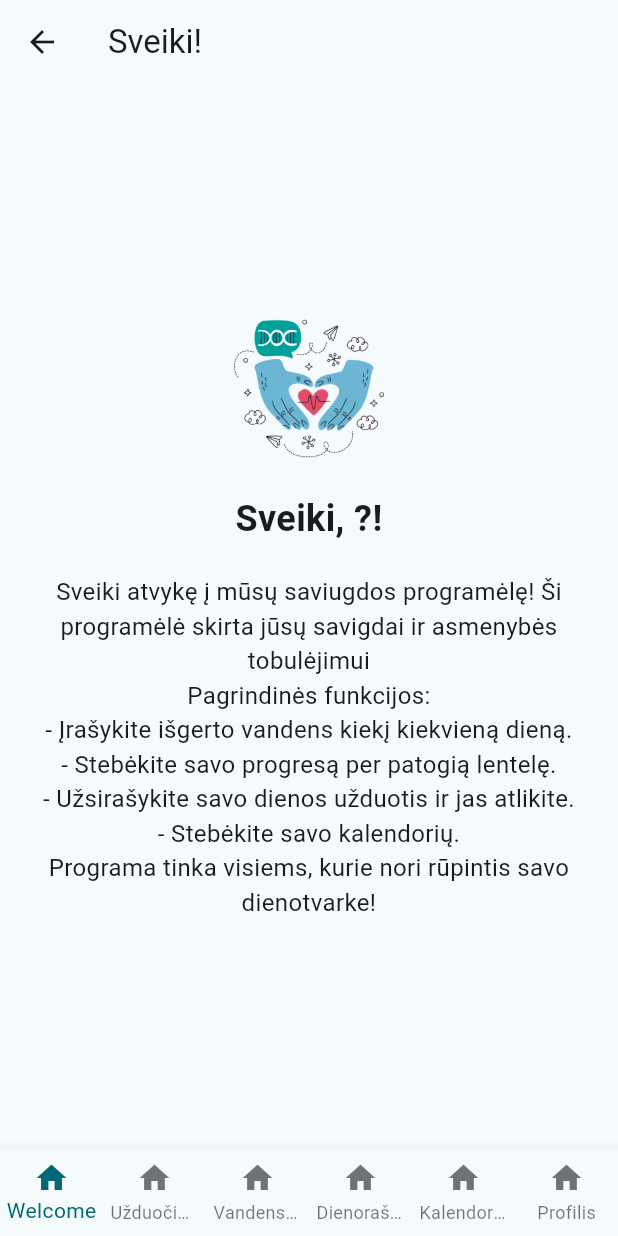
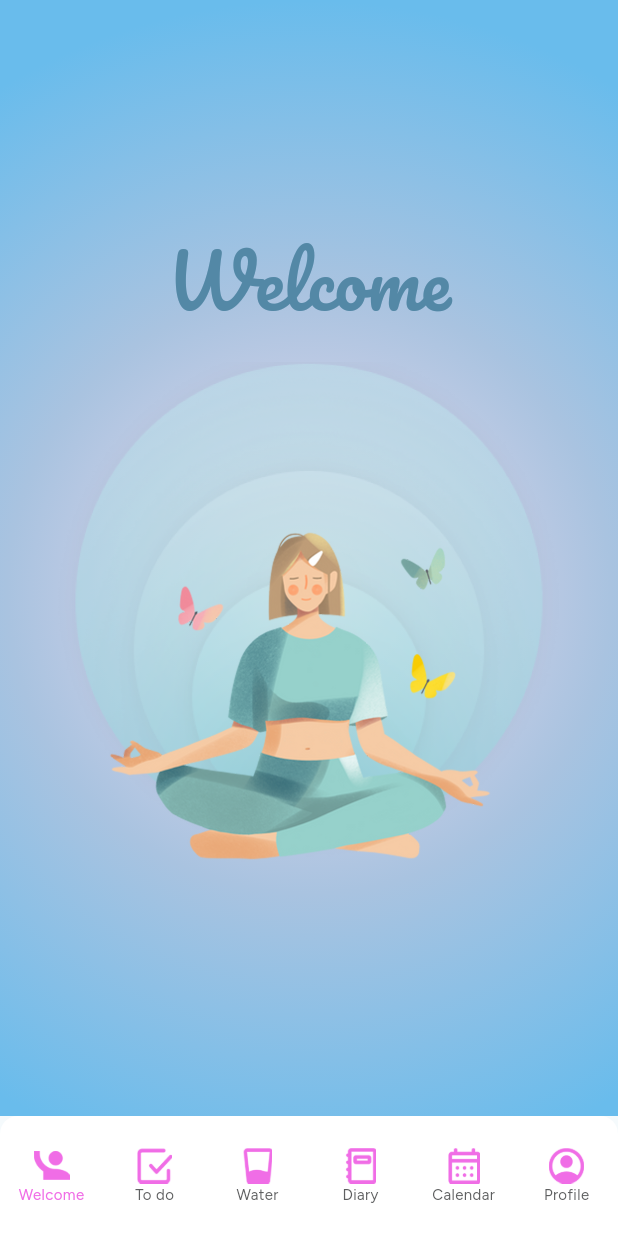
Before and after one commit to PukisCarol/KenGuRuu, a Flutter app: the NavigationBarApp screen opened directly, on a phone screen of 412 x 824 dp. Run offline on Flutter 3.47's test engine with Material 3 defaults, Android fonts, the phone set to English and light mode, and no system bars; drawn by our look-alikes of calendar_view; our stand-ins replace cloud_firestore, firebase_auth, firebase_core, fluttertoast, google_fonts, table_calendar; accounts and stored records are empty.

Commit message:
Welcome ir navigation bar dizainas

```diff
--- a/lib/NavigationBar.dart
+++ b/lib/NavigationBar.dart
@@ -27,10 +27,9 @@ class _NavigationBarAppState extends State<NavigationBarApp> {
   }
 
   final List<Widget> _pages = [
-    //LogInPage(),
-    WelcomePage(title: 'Welcome', username: '?',),
-    ToDoListPage(title: 'Uzdtuoties sarasas'),
-    WaterTrackingPage(title: 'Vandens Sekimas'),
+    WelcomePage(title: 'Welcome', username: 'user'),
+    ToDoListPage(title: 'Užduočių sąrašas'),
+    WaterTrackingPage(title: 'Vandens sekimas'),
     DiaryPage(title: 'Dienoraštis'),
     CalendarPage(title: 'Kalendorius'),
     ProfilePage(title: 'Profilis'),
@@ -39,20 +38,61 @@ class _NavigationBarAppState extends State<NavigationBarApp> {
   @override
   Widget build(BuildContext context) {
     return Scaffold(
-      body: _pages[_selectedIndex],
-      bottomNavigationBar: BottomNavigationBar(
-        currentIndex: _selectedIndex,
-        onTap: _navigateBottomBar,
-        type: BottomNavigationBarType.fixed,
-        items: [
-          //BottomNavigationBarItem(icon: Icon(Icons.home), label: 'LogIn Langas'),
-          BottomNavigationBarItem(icon: Icon(Icons.home), label: 'Welcome'),
-          BottomNavigationBarItem(icon: Icon(Icons.home), label: 'Užduočių sąrašas'),
-          BottomNavigationBarItem(icon: Icon(Icons.home), label: 'Vandens sekimas'),
-          BottomNavigationBarItem(icon: Icon(Icons.home), label: 'Dienoraštis'),
-          BottomNavigationBarItem(icon: Icon(Icons.home), label: 'Kalendorius'),
-          BottomNavigationBarItem(icon: Icon(Icons.home), label: 'Profilis'),
+      body: Stack(
+        children: [
+          // Pagrindinis turinys
+          Container(
+            color: Colors.white,
+            child: IndexedStack(
+              index: _selectedIndex,
+              children: _pages,
+            ),
+          ),
         ],
+      ),
+      bottomNavigationBar: ClipRRect(
+        borderRadius: BorderRadius.vertical(top: Radius.circular(12.0)),
+        child: Container(
+          color: Colors.white,
+          height: 80, // Padidintas aukštis, kad tilptų turinys
+          child: BottomNavigationBar(
+            elevation: 0,
+            currentIndex: _selectedIndex,
+            onTap: _navigateBottomBar,
+            type: BottomNavigationBarType.fixed,
+            selectedItemColor: Color(0xFFF06DE6),
+            unselectedItemColor: Color(0xFF5E5F60),
+            backgroundColor: Colors.transparent,
+            selectedLabelStyle: TextStyle(fontFamily: 'Figtree', fontSize: 10),
+            unselectedLabelStyle: TextStyle(fontFamily: 'Figtree', fontSize: 10),
+            items: [
+              BottomNavigationBarItem(
+                icon: Image.asset('assets/Vector-5.png', width: 24, height: 24),
+                label: 'Welcome',
+              ),
+              BottomNavigationBarItem(
+                icon: Image.asset('assets/Vector-4.png', width: 24, height: 24),
+                label: 'To do',
+              ),
+              BottomNavigationBarItem(
+                icon: Image.asset('assets/Vector-3.png', width: 24, height: 24),
+                label: 'Water',
+              ),
+              BottomNavigationBarItem(
+                icon: Image.asset('assets/Vector-2.png', width: 24, height: 24),
+                label: 'Diary',
+              ),
+              BottomNavigationBarItem(
+                icon: Image.asset('assets/Vector-1.png', width: 24, height: 24),
+                label: 'Calendar',
+              ),
+              BottomNavigationBarItem(
+                icon: Image.asset('assets/Vector.png', width: 24, height: 24),
+                label: 'Profile',
+              ),
+            ],
+          ),
+        ),
       ),
     );
   }
--- a/lib/pages/ToDoListPage.dart
+++ b/lib/pages/ToDoListPage.dart
@@ -95,8 +95,7 @@ class _ToDoListPageState extends State<ToDoListPage> {
 
   @override
   Widget build(BuildContext context) {
-    return Scaffold(
-      body: Container(
+    return Container(
       decoration: BoxDecoration(
         gradient: LinearGradient(
           colors: [Colors.blue.shade100, Colors.blue.shade300],
@@ -151,21 +150,6 @@ class _ToDoListPageState extends State<ToDoListPage> {
           ],
         ),
       ),
-      ),
-      floatingActionButton: Container(
-        margin: EdgeInsets.only(bottom: 20, right: 10),
-        child: FloatingActionButton(
-          key: Key('add_task_button'),
-          onPressed: createNewTask,
-          backgroundColor: Colors.white.withOpacity(0.2),
-          child: Icon(Icons.add, color: Colors.blue),
-          elevation: 0,
-          shape: RoundedRectangleBorder(
-            borderRadius: BorderRadius.circular(30),
-          ),
-        ),
-      ),
-      floatingActionButtonLocation: FloatingActionButtonLocation.endFloat,
     );
   }
 }
--- a/lib/pages/WelcomePage.dart
+++ b/lib/pages/WelcomePage.dart
@@ -1,52 +1,121 @@
 import 'package:flutter/material.dart';
 import '../Services/firestore_services.dart';
+import 'package:google_fonts/google_fonts.dart';
+import 'dart:async';
 
-class WelcomePage extends StatelessWidget {
+class WelcomePage extends StatefulWidget {
   final String username;
+  final String title;
 
-  const WelcomePage({super.key, required this.username, required String title});
+  const WelcomePage({super.key, required this.username, required this.title});
 
   @override
-  Widget build(BuildContext context) {
-    return Scaffold(
-      appBar: AppBar(
-        title: const Text('Sveiki!'),
-      ),
-      body: Center(
+  State<WelcomePage> createState() => _WelcomePageState();
+}
+
+class _WelcomePageState extends State<WelcomePage> {
+  bool _showDescription = false;
+
+  @override
+  void initState() {
+    super.initState();
+    // Po 5 sek. rodome programėlės aprašymą (antrą turinį)
+    Timer(const Duration(seconds: 5), () {
+      if (mounted) setState(() => _showDescription = true);
+    });
+  }
+
+  Widget get _meditationView => Container(
+    key: const ValueKey('meditation'),
+    alignment: Alignment.center,
     child: Column(
-          mainAxisAlignment: MainAxisAlignment.center,
+      mainAxisSize: MainAxisSize.min,
       children: [
-            // Programėlės logotipas
-            Image.asset('assets/4534968.png', width: 100, height: 100), // Pakeiskite į savo logotipą, pvz., Image.asset('assets/logo.png')
-            const SizedBox(height: 20),
-            // Sveikinimo užrašas su vartotojo vardu
         Text(
-              'Sveiki, $username!',
-              style: const TextStyle(
-                fontSize: 24,
-                fontWeight: FontWeight.bold,
+          'Welcome',
+          style: GoogleFonts.pacifico(
+            fontSize: 48,
+            color: Color(0xFF5388A6),
           ),
           textAlign: TextAlign.center,
         ),
         const SizedBox(height: 20),
-            // Programėlės aprašymas
-            Padding(
-              padding: const EdgeInsets.symmetric(horizontal: 16.0),
+        Image.asset(
+          'assets/Frame.png',
+          width: 350,
+          height: 350,
+          fit: BoxFit.contain,
+        ),
+      ],
+    ),
+  );
+
+  Widget get _descriptionView => Container(
+    key: const ValueKey('description'),
+    alignment: Alignment.center,
+    child: Column(
+      mainAxisSize: MainAxisSize.min,
+      children: [
+        Image.asset(
+          'assets/4534968.png',
+          width: 200,
+          height: 200,
+        ),
+        const SizedBox(height: 20),
+        Text(
+          'Sveiki, ${widget.username}!',
+          style: GoogleFonts.pacifico(
+            fontSize: 48,
+            color: Color(0xFF5388A6),
+          ),
+          textAlign: TextAlign.center,
+        ),
+        const SizedBox(height: 16),
+        const Padding(
+          padding: EdgeInsets.symmetric(horizontal: 24),
           child: Text(
             'Sveiki atvykę į mūsų saviugdos programėlę! '
-                    'Ši programėlė skirta jūsų savigdai ir asmenybės tobulėjimui\n'
-                    'Pagrindinės funkcijos: \n'
+                'Ši programėlė skirta jūsų savigdai ir asmenybės tobulėjimui.\n\n'
+                'Pagrindinės funkcijos:\n'
                 '- Įrašykite išgerto vandens kiekį kiekvieną dieną.\n'
                 '- Stebėkite savo progresą per patogią lentelę.\n'
                 '- Užsirašykite savo dienos užduotis ir jas atlikite.\n'
-                    '- Stebėkite savo kalendorių.\n'
+                '- Stebėkite savo kalendorių.\n\n'
                 'Programa tinka visiems, kurie nori rūpintis savo dienotvarke!',
-                style: const TextStyle(fontSize: 16),
+            style: TextStyle(fontSize: 16),
             textAlign: TextAlign.center,
           ),
         ),
       ],
     ),
+  );
+
+  @override
+  Widget build(BuildContext context) {
+    return Scaffold(
+      body: Container(
+        width: double.infinity,
+        height: double.infinity,
+        decoration: const BoxDecoration(
+          gradient: RadialGradient(
+            center: Alignment(0, 0.06),
+            radius: 0.9565,
+            colors: [
+              Color(0xFFF1DCED),
+              Color(0xFFA9C3E0),
+              Color(0xFF69BCEC),
+            ],
+            stops: [0, 0.51, 1],
+          ),
+        ),
+        child: AnimatedSwitcher(
+          duration: const Duration(milliseconds: 800),
+          switchInCurve: Curves.easeIn,
+          switchOutCurve: Curves.easeOut,
+          child: _showDescription
+              ? _descriptionView
+              : _meditationView,
+        ),
       ),
     );
   }
```
Also changed, not shown: pubspec.yaml (+21 -9 lines), assets/Frame.png (added), assets/Vector-1.png (added), assets/Vector-2.png (added), assets/Vector-3.png (added), assets/Vector-4.png (added), assets/Vector-5.png (added), assets/Vector.png (added), assets/fonts/Figtree-Italic-VariableFont_wght.ttf (added), assets/fonts/Figtree-VariableFont_wght.ttf (added), assets/fonts/Pacifico-Regular.ttf (added), pubspec.lock. Lines whose indentation alone changed are shown as unchanged.
